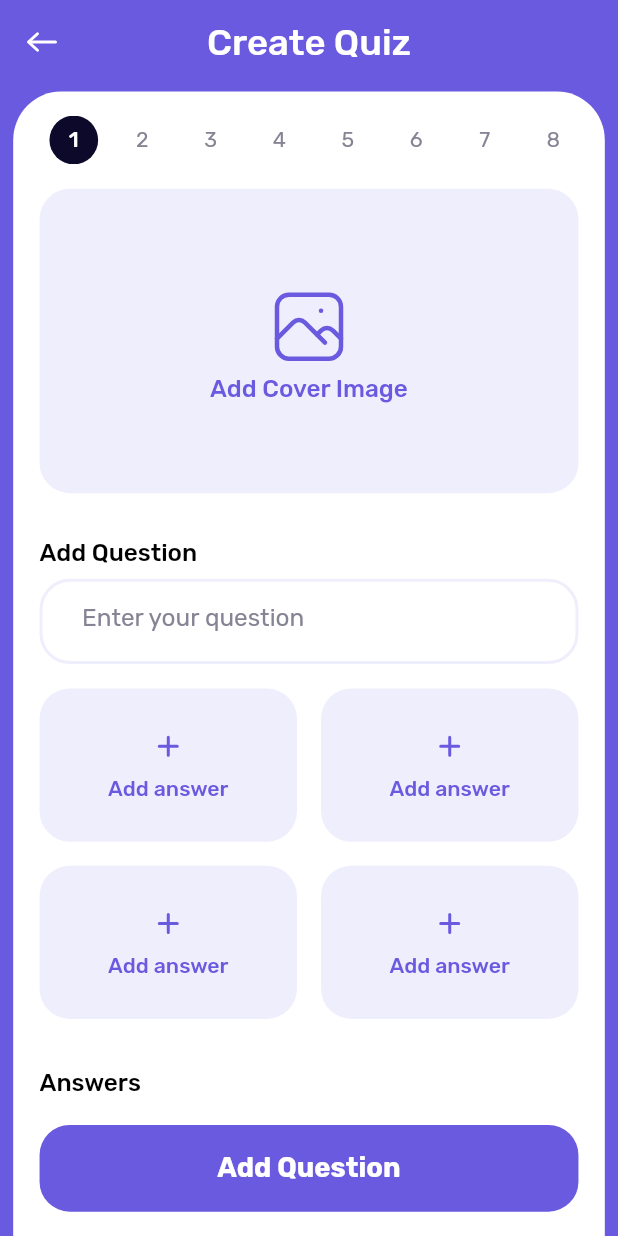
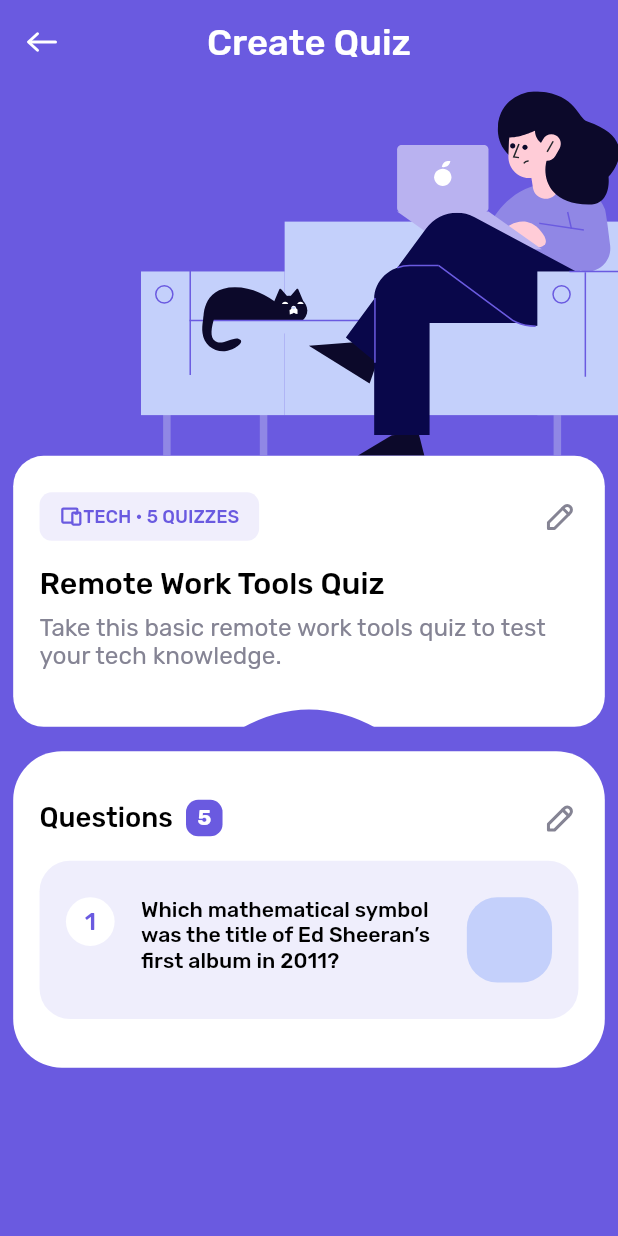
Before and after one commit to Saidmirzo/quiz_app, a Flutter app: the CreateQuizeMultiple screen opened by its route, after a tap on "Add Question", on a phone screen of 412 x 824 dp. Run offline on Flutter 3.47's test engine with Material 2 defaults, Android fonts, the phone set to English and light mode, and no system bars; our stand-ins replace bloc, dartz, equatable, flutter_screenutil, flutter_svg, flutter_switch and 2 more.

Commit message:
adde cerate quiz page ui

```diff
--- a/lib/core/constants/assets.dart
+++ b/lib/core/constants/assets.dart
@@ -34,6 +34,10 @@ class _Icons extends _AssetsHolder {
 
   String get arrowRight => "$basePath/arrow_right.svg";
 
+  String get devices => "$basePath/devices.svg";
+
+  String get pencil => "$basePath/pencil.svg";
+
 }
 
 class _Images extends _AssetsHolder {
@@ -44,6 +48,8 @@ class _Images extends _AssetsHolder {
   String get onboarding2 => "$basePath/onboarding2.png";
 
   String get onboarding3 => "$basePath/onboarding3.png";
+
+  String get reviewBg => "$basePath/review_bg.svg";
 }
 
 class _Videos extends _AssetsHolder {
--- a/lib/core/constants/local_data.dart
+++ b/lib/core/constants/local_data.dart
@@ -0,0 +1 @@
+import 'package:quiz_app/features/create_quize/domain/entities/test.dart';
--- a/lib/features/create_quize/presentation/pages/create_quize_multiple.dart
+++ b/lib/features/create_quize/presentation/pages/create_quize_multiple.dart
@@ -2,6 +2,7 @@ import 'package:flutter/material.dart';
 import 'package:flutter_screenutil/flutter_screenutil.dart';
 import 'package:quiz_app/core/components/custom_large_button.dart';
 import 'package:quiz_app/features/create_quize/presentation/widgets/widgets.dart';
+import 'package:quiz_app/routes.dart';
 
 class CreateQuizeMultiple extends StatefulWidget {
   const CreateQuizeMultiple({super.key});
@@ -38,7 +39,7 @@ class _CreateQuizeMultipleState extends State<CreateQuizeMultiple> {
             alignment: Alignment.bottomCenter,
             child: CustomLargeButton(
               text: 'Add Question',
-              onTap: () {},
+              onTap: () => Navigator.pushNamed(context, Routes.reviewPage),
             ),
           )
         ],
--- /dev/null
+++ b/lib/features/create_quize/presentation/pages/review_page.dart
@@ -0,0 +1,175 @@
+import 'package:flutter/material.dart';
+import 'package:flutter_screenutil/flutter_screenutil.dart';
+import 'package:flutter_svg/svg.dart';
+import 'package:quiz_app/core/components/custom_app_bar.dart';
+import 'package:quiz_app/core/constants/app_colors.dart';
+import 'package:quiz_app/core/constants/app_text_styles.dart';
+import 'package:quiz_app/core/constants/assets.dart';
+
+import '../widgets/widgets.dart';
+
+class ReviewPage extends StatelessWidget {
+  const ReviewPage({super.key});
+
+  @override
+  Widget build(BuildContext context) {
+    return Scaffold(
+      backgroundColor: AppColors.primaryColor,
+      appBar: CustomAppBar(
+          title: 'Create Quiz', funcBack: () => Navigator.pop(context)),
+      body: ListView(
+        children: [
+          Align(
+            alignment: Alignment.centerRight,
+            child: SvgPicture.asset(Assets.images.reviewBg),
+          ),
+          Stack(
+            alignment: Alignment.bottomCenter,
+            children: [
+              Container(
+                width: double.maxFinite,
+                height: 178.h,
+                margin: EdgeInsets.symmetric(horizontal: 8.w),
+                padding: EdgeInsets.symmetric(horizontal: 16.w, vertical: 24.h),
+                decoration: BoxDecoration(
+                  color: AppColors.accentColor,
+                  borderRadius: BorderRadius.circular(20.r),
+                ),
+                child: Column(
+                  crossAxisAlignment: CrossAxisAlignment.start,
+                  children: [
+                    Row(
+                      mainAxisAlignment: MainAxisAlignment.spaceBetween,
+                      children: [
+                        Container(
+                          padding: EdgeInsets.symmetric(
+                            horizontal: 12.w,
+                            vertical: 8.h,
+                          ),
+                          decoration: BoxDecoration(
+                            color: AppColors.primaryColor.withOpacity(.1),
+                            borderRadius: BorderRadius.circular(8.r),
+                          ),
+                          child: Row(
+                            children: [
+                              SvgPicture.asset(Assets.icons.devices),
+                              Text(
+                                'TECH • 5 QUIZZES',
+                                style: AppTextStyles.body12w5
+                                    .copyWith(color: AppColors.primaryColor),
+                              ),
+                            ],
+                          ),
+                        ),
+                        SvgPicture.asset(Assets.icons.pencil),
+                      ],
+                    ),
+                    Padding(
+                      padding: EdgeInsets.only(top: 16.h, bottom: 8.h),
+                      child: Text(
+                        'Remote Work Tools Quiz',
+                        style: AppTextStyles.body20w5,
+                      ),
+                    ),
+                    Text(
+                      'Take this basic remote work tools quiz to test your tech knowledge.',
+                      style: AppTextStyles.body16w4.copyWith(
+                        color: AppColors.grey2Color,
+                      ),
+                    )
+                  ],
+                ),
+              ),
+              Transform.translate(
+                offset: const Offset(0, 1),
+                child: ClipPath(
+                  clipper: Clipper(),
+                  child: Container(
+                    height: 25,
+                    width: 90,
+                    color: AppColors.primaryColor,
+                  ),
+                ),
+              ),
+            ],
+          ),
+          Container(
+            width: double.maxFinite,
+            margin: EdgeInsets.symmetric(horizontal: 8.w).copyWith(top: 16.h),
+            padding: EdgeInsets.symmetric(vertical: 32.h, horizontal: 16.w),
+            decoration: BoxDecoration(
+              color: AppColors.accentColor,
+              borderRadius: BorderRadius.circular(32.r),
+            ),
+            child: Column(
+              children: [
+                Row(
+                  children: [
+                    Text('Questions', style: AppTextStyles.body18w5),
+                    Container(
+                      height: 24.h,
+                      width: 24.h,
+                      alignment: Alignment.center,
+                      margin: EdgeInsets.only(left: 8.w),
+                      decoration: BoxDecoration(
+                        color: AppColors.primaryColor,
+                        borderRadius: BorderRadius.circular(8.r),
+                      ),
+                      child: Text(
+                        '5',
+                        style: AppTextStyles.body14w7
+                            .copyWith(color: AppColors.accentColor),
+                      ),
+                    ),
+                    const Spacer(),
+                    SvgPicture.asset(Assets.icons.pencil),
+                  ],
+                ),
+                Container(
+                  width: double.maxFinite,
+                  padding:
+                      EdgeInsets.symmetric(horizontal: 16.w, vertical: 24.h),
+                  margin: EdgeInsets.only(top: 16.h),
+                  decoration: BoxDecoration(
+                    color: AppColors.grey5Color,
+                    borderRadius: BorderRadius.circular(20.r),
+                  ),
+                  child: Column(
+                    children: [
+                      ReviewQuetionsItem(
+                          number: 1,
+                          quetion:
+                              'Which mathematical symbol was the title of Ed Sheeran’s first album in 2011?',
+                          imgPath: ''),
+                    ],
+                  ),
+                )
+              ],
+            ),
+          )
+        ],
+      ),
+    );
+  }
+}
+
+class Clipper extends CustomClipper<Path> {
+  @override
+  Path getClip(Size size) {
+    // Offset controlPoint1 = Offset(0, size.height);
+    // Offset controlPoint2 = Offset(20, size.width/4);
+    // Offset endPoint = Offset(size.width / 2, 0);
+    Path path = Path()
+      ..moveTo(0, size.height)
+      // ..cubicTo(controlPoint1.dx, controlPoint1.dy, controlPoint2.dx,
+      //     controlPoint2.dy, endPoint.dx, endPoint.dy)
+      // ..quadraticBezierTo(5, size.height - 5, 10, size.height - 7)
+      ..quadraticBezierTo(size.width / 2, 0, size.width, size.height);
+    return path;
+  }
+
+  @override
+  bool shouldReclip(covariant CustomClipper<Path> oldClipper) {
+    return false;
+  }
+}
--- a/lib/features/create_quize/presentation/widgets/add_answer_dialog.dart
+++ b/lib/features/create_quize/presentation/widgets/add_answer_dialog.dart
@@ -6,13 +6,14 @@ import '../../../../core/constants/all_constants.dart';
 import 'widgets.dart';
 
 class AddAnswerDialog extends StatelessWidget {
-  const AddAnswerDialog({
+  AddAnswerDialog({
     super.key,
     this.textEditingController,
     required this.onSubmit,
   });
   final TextEditingController? textEditingController;
-  final Function() onSubmit;
+  final ValueChanged<bool> onSubmit;
+  bool isCorrect = false;
 
   @override
   Widget build(BuildContext context) {
@@ -39,7 +40,7 @@ class AddAnswerDialog extends StatelessWidget {
             height: 100.h,
             color: AppColors.grey5Color,
             autoFocuse: true,
-            onSubmit: onSubmit,
+            onSubmit: () => onSubmit(isCorrect),
           ),
           Row(
             mainAxisAlignment: MainAxisAlignment.spaceBetween,
@@ -48,7 +49,12 @@ class AddAnswerDialog extends StatelessWidget {
                 'Correct answer',
                 style: AppTextStyles.body16w5,
               ),
-              CustomSwitch(onChange: (value) {}, value: true),
+              CustomSwitch(
+                onChange: (value) {
+                  isCorrect = value;
+                },
+                value: false,
+              ),
             ],
           )
         ],
--- a/lib/features/create_quize/presentation/widgets/add_question_item.dart
+++ b/lib/features/create_quize/presentation/widgets/add_question_item.dart
@@ -1,3 +1,5 @@
+import 'dart:developer';
+
 import 'package:flutter/material.dart';
 import 'package:flutter_screenutil/flutter_screenutil.dart';
 import 'package:quiz_app/core/constants/all_constants.dart';
@@ -52,7 +54,7 @@ class _AddQuestionItemState extends State<AddQuestionItem> {
                       color: Colors.transparent,
                       child: AddAnswerDialog(
                         textEditingController: answerContrller,
-                        onSubmit: () {
+                        onSubmit: (isCorrect) {
                           Navigator.pop(context);
                           listAnswers.add(answerContrller.text);
                           answerContrller.clear();
--- /dev/null
+++ b/lib/features/create_quize/presentation/widgets/review_quetion_item.dart
@@ -0,0 +1,56 @@
+
+
+import 'package:flutter/material.dart';
+import 'package:flutter_screenutil/flutter_screenutil.dart';
+
+import '../../../../core/constants/all_constants.dart';
+
+class ReviewQuetionsItem extends StatelessWidget {
+  const ReviewQuetionsItem({
+    super.key, required this.quetion, required this.imgPath, required this.number,
+  });
+  final String quetion;
+  final String imgPath;
+  final int number;
+
+  @override
+  Widget build(BuildContext context) {
+    return Row(
+      crossAxisAlignment: CrossAxisAlignment.start,
+      children: [
+        Container(
+          height: 32.h,
+          width: 32.h,
+          alignment: Alignment.center,
+          decoration: const BoxDecoration(
+            shape: BoxShape.circle,
+            color: AppColors.accentColor,
+          ),
+          child: Text(
+            number.toString(),
+            style: AppTextStyles.body16w5.copyWith(
+              color: AppColors.primaryColor,
+            ),
+          ),
+        ),
+        Container(
+          width: 185.w,
+          margin: EdgeInsets.only(left: 16.w),
+          child: Text(
+            quetion,
+            style: AppTextStyles.body14w5,
+          ),
+        ),
+        const Spacer(),
+        Container(
+          height: 56.h,
+          width: 56.h,
+          decoration: BoxDecoration(
+            color: AppColors.accent2Color,
+            borderRadius: BorderRadius.circular(20.r),
+          ),
+        )
+      ],
+    );
+  }
+}
--- a/lib/features/create_quize/presentation/widgets/widgets.dart
+++ b/lib/features/create_quize/presentation/widgets/widgets.dart
@@ -6,3 +6,4 @@ export 'add_image_component.dart';
 export 'number_indicator.dart';
 export 'add_question_item.dart';
 export 'add_answer_dialog.dart';
+export 'review_quetion_item.dart';
--- a/lib/routes.dart
+++ b/lib/routes.dart
@@ -1,5 +1,6 @@
 import 'package:flutter/material.dart';
 import 'package:quiz_app/features/create_quize/presentation/pages/create_quize_multiple.dart';
+import 'package:quiz_app/features/create_quize/presentation/pages/review_page.dart';
 import 'features/create_quize/presentation/pages/choose_subjects_page.dart';
 import 'features/create_quize/presentation/pages/create_quize_page.dart';
 
@@ -8,6 +9,7 @@ class Routes {
   static const createQuizePage = '/';
   static const chooseSubjectsPage = '/chooseSubjectsPage';
   static const createQuizeMultiple = '/createQuizeMultiple';
+  static const reviewPage = '/reviewPage';
 
 
   static Route<dynamic> generateRoute(RouteSettings routeSettings) {
@@ -32,7 +34,11 @@ class Routes {
             settings: routeSettings,
             builder: (_) => const CreateQuizeMultiple(),
           );
-
+        case reviewPage:
+          return MaterialPageRoute(
+            settings: routeSettings,
+            builder: (_) => const ReviewPage(),
+          );
         default:
           return MaterialPageRoute(
             settings: routeSettings,
```
Also changed, not shown: assets/icons/devices.svg (added), assets/icons/pencil.svg (added), assets/images/review_bg.svg (added), 6 other files.
